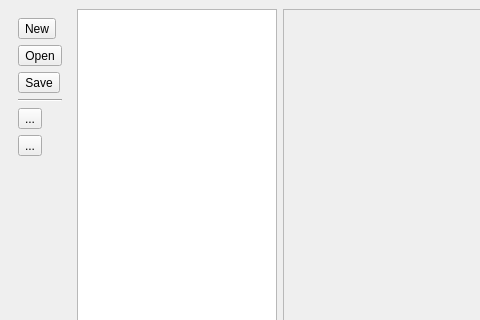
First picture: the form in ui/sdkwin.ui, repository samstyle/Xpeccy, before the edit; both pictures show x 0 to 480 and y 0 to 320 of the 883 by 575 pixel window.
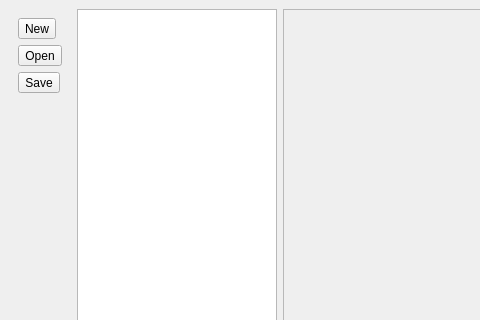
Second picture: the form after the edit. Icons and pictures are not drawn.

```diff
--- a/ui/sdkwin.ui
+++ b/ui/sdkwin.ui
@@ -63,41 +63,6 @@
          </property>
         </widget>
        </item>
-       <item>
-        <widget class="Line" name="line">
-         <property name="orientation">
-          <enum>Qt::Horizontal</enum>
-         </property>
-        </widget>
-       </item>
-       <item>
-        <widget class="QToolButton" name="addNewFile">
-         <property name="toolTip">
-          <string>Add new file</string>
-         </property>
-         <property name="text">
-          <string>...</string>
-         </property>
-         <property name="icon">
-          <iconset resource="../xpeccy.qrc">
-           <normaloff>:/images/doc-new.png</normaloff>:/images/doc-new.png</iconset>
-         </property>
-        </widget>
-       </item>
-       <item>
-        <widget class="QToolButton" name="addExisting">
-         <property name="toolTip">
-          <string>Add existing file(s)</string>
-         </property>
-         <property name="text">
-          <string>...</string>
-         </property>
-         <property name="icon">
-          <iconset resource="../xpeccy.qrc">
-           <normaloff>:/images/add.png</normaloff>:/images/add.png</iconset>
-         </property>
-        </widget>
-       </item>
        <item>
         <spacer name="verticalSpacer">
          <property name="orientation">
```
Left out of the diff: 18 changed lines with no effect on the pictures.
